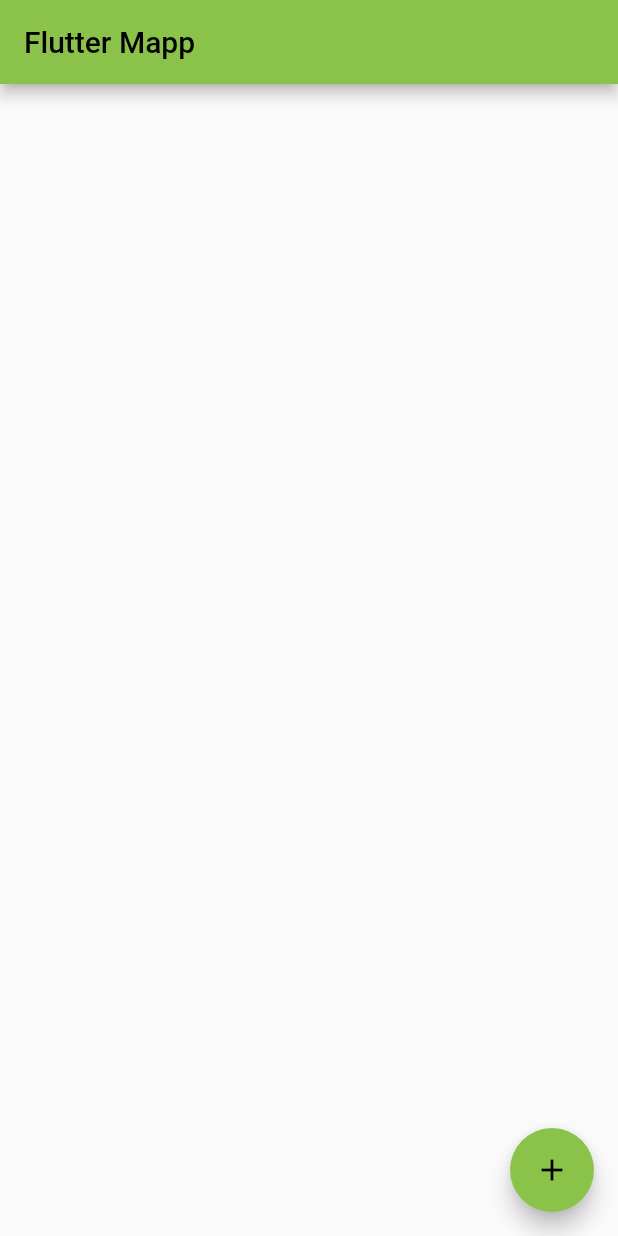
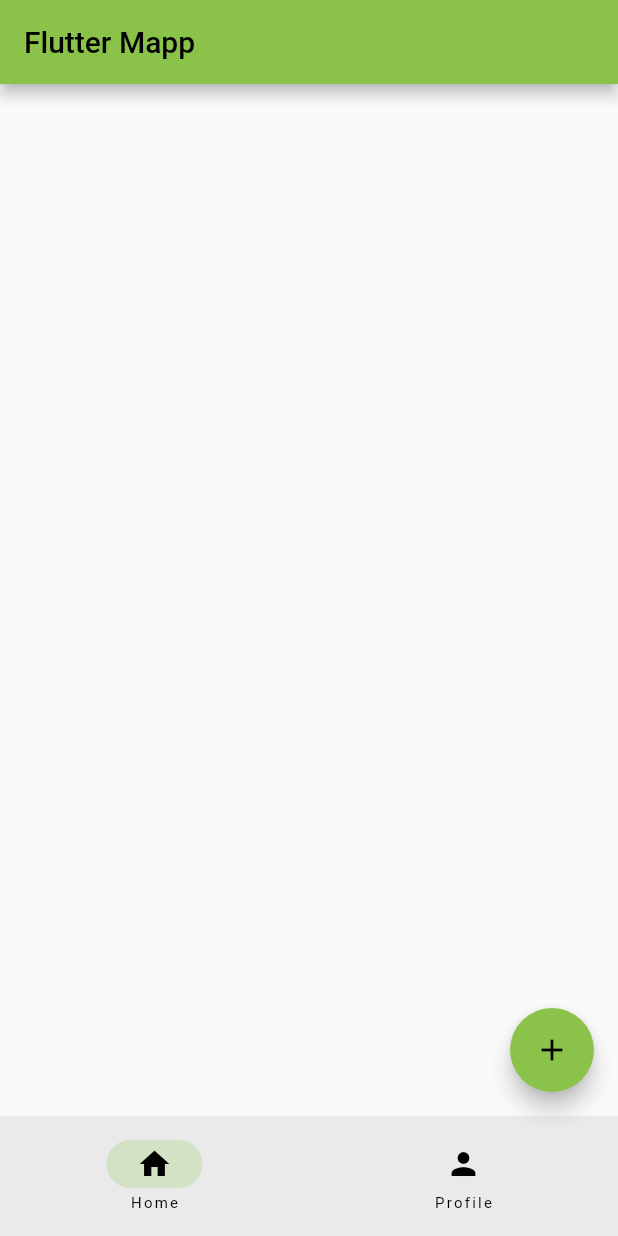
Before and after one commit to gogamid/flutter-mapp-1h, a Flutter app: the screen it shows after launch, on a phone screen of 412 x 824 dp. Run offline on Flutter 3.47's test engine with Material 2 defaults, Android fonts, the phone set to English and light mode, and no system bars.

Commit message:
feat: add bottom navigation with Home and Profile Navigation destinations

```diff
--- a/lib/main.dart
+++ b/lib/main.dart
@@ -25,6 +25,8 @@ class RootPage extends StatefulWidget {
 }
 
 class _RootPageState extends State<RootPage> {
+  int currentPage = 0;
+
   @override
   Widget build(BuildContext context) {
     return Scaffold(
@@ -37,6 +39,12 @@ class _RootPageState extends State<RootPage> {
         },
         child: const Icon(Icons.add),
       ),
+      bottomNavigationBar: NavigationBar(
+        destinations: const [
+          NavigationDestination(icon: Icon(Icons.home), label: 'Home'),
+          NavigationDestination(icon: Icon(Icons.person), label: 'Profile'),
+        ],
+      ),
     );
   }
 }
```
